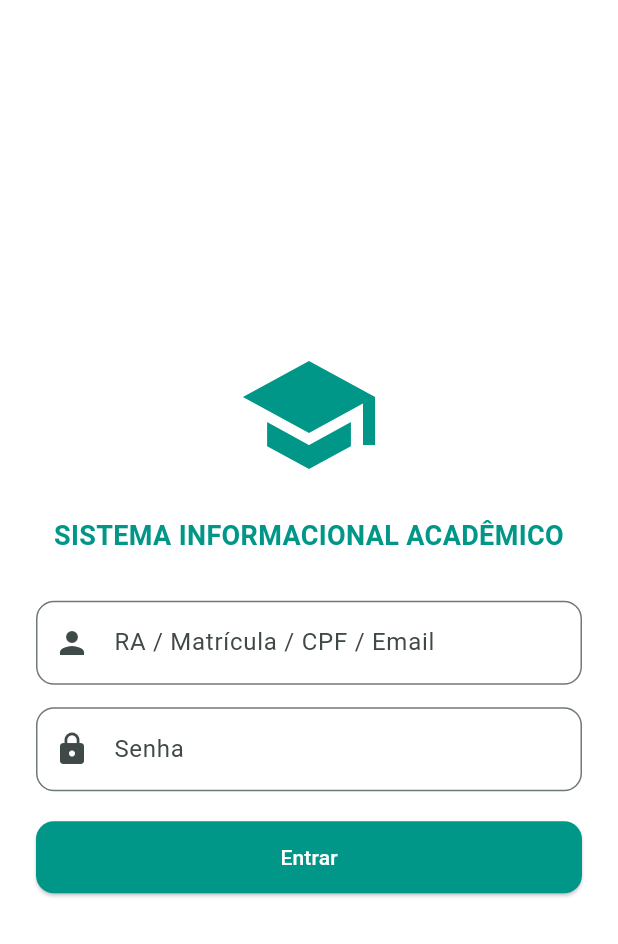
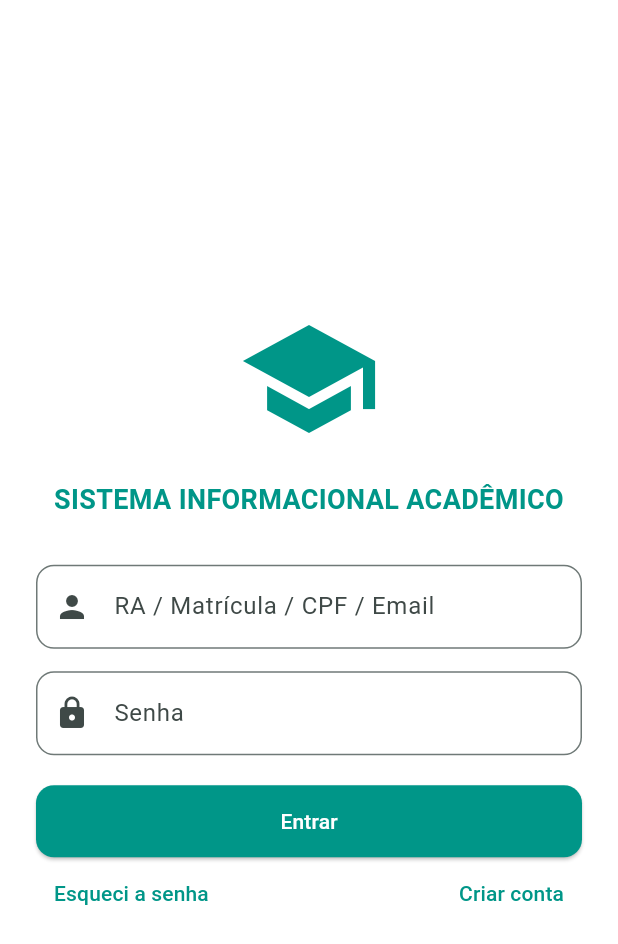
Before and after one commit to Giulia-Grossi/academy_front, a Flutter app: the screen it shows after launch, after a tap on "Ir para próxima página", on a phone screen of 412 x 824 dp. Shown: the top 944 px of the screen. Run offline on Flutter 3.47's test engine with Material 3 defaults, Android fonts, the phone set to English and light mode, and no system bars; our stand-ins replace connectivity_plus.

Commit message:
need to fix it

```diff
--- a/lib/pages/login_page.dart
+++ b/lib/pages/login_page.dart
@@ -1,4 +1,5 @@
 //lib\pages\login_page.dart
+import 'package:academy_front/pages/cadastro_page.dart';
 import 'package:academy_front/services/auth_service.dart';
 import 'package:flutter/material.dart';
 import 'home_page.dart';
@@ -103,6 +104,34 @@ class _LoginPageState extends State<LoginPage> {
                             style: TextStyle(color: Colors.white)),
                   ),
                 ),
+                Row(
+                  mainAxisAlignment: MainAxisAlignment.spaceBetween,
+                  children: [
+                    TextButton(
+                      onPressed: () {
+                        ScaffoldMessenger.of(context).showSnackBar(
+                          const SnackBar(
+                            content: Text(
+                                'Recuperação de senha ainda não implementada'),
+                          ),
+                        );
+                      },
+                      child: const Text('Esqueci a senha',
+                          style: TextStyle(color: Colors.teal)),
+                    ),
+                    TextButton(
+                      onPressed: () {
+                        Navigator.push(
+                          context,
+                          MaterialPageRoute(
+                              builder: (_) => const CadastroPage()),
+                        );
+                      },
+                      child: const Text('Criar conta',
+                          style: TextStyle(color: Colors.teal)),
+                    ),
+                  ],
+                ),
               ],
             ),
           ),
```
